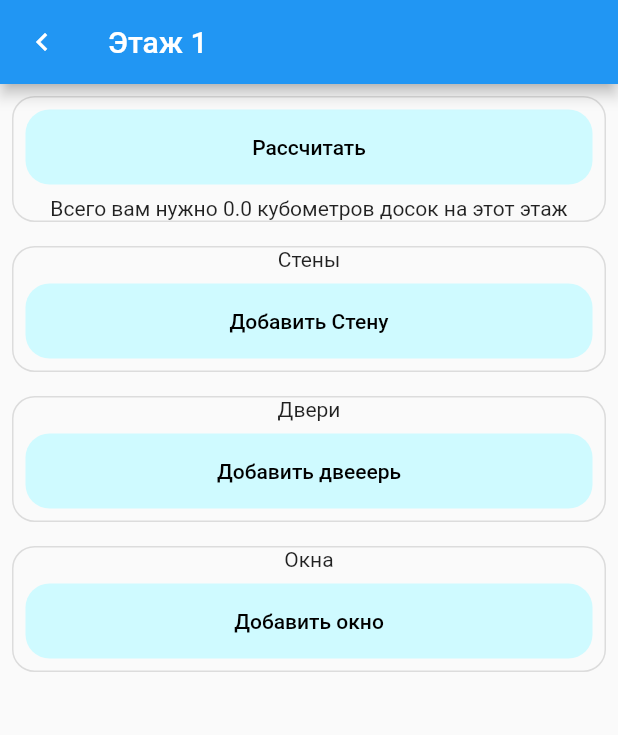
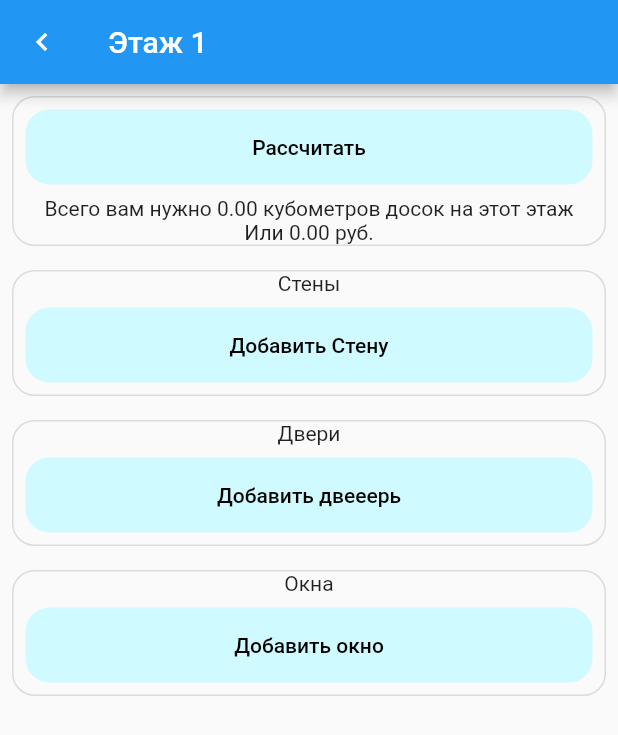
Before and after one commit to CpedaMonsterEnergyLover/BlockHouseCalculator, a Flutter app: the FloorPage screen opened directly with empty values, on a phone screen of 412 x 824 dp. Shown: the top 735 px of the screen. Run offline on Flutter 3.47's test engine with Material 2 defaults, Android fonts, the phone set to English and light mode, and no system bars.

Commit message:
вова попросил запушить я запушил

```diff
--- a/lib/pages/edit_floor/floor_page.dart
+++ b/lib/pages/edit_floor/floor_page.dart
@@ -2,6 +2,7 @@ import 'dart:developer';
 
 import 'package:block_house_calculator/pages/elements/general_button.dart';
 import 'package:block_house_calculator/pages/elements/sizeable_floor_element.dart';
+import 'package:block_house_calculator/pages/objects/constants.dart';
 import 'package:block_house_calculator/pages/objects/floor.dart';
 import 'package:flutter/cupertino.dart';
 import 'package:flutter/material.dart';
@@ -51,13 +52,19 @@ class _FloorPageState extends State<FloorPage> {
                     GeneralButton(
                       text: "Рассчитать",
                       callback: () {
-                        setState((){
+                        setState(() {
                           kubometriDosok = widget.floor.calculate();
                         });
                       },
                       longPressCallback: () {},
                     ),
-                    Text("Всего вам нужно " + kubometriDosok.toString() + " кубометров досок на этот этаж"),
+                    Text("Всего вам нужно " +
+                        kubometriDosok.toStringAsFixed(2) +
+                        " кубометров досок на этот этаж"),
+                    Text("Или " +
+                        (kubometriDosok * Constants.unitPrice)
+                            .toStringAsFixed(2) +
+                        " руб."),
                   ],
                 ),
               ),
@@ -85,13 +92,14 @@ class _FloorPageState extends State<FloorPage> {
                               wall: e,
                               color: const Color(0xFFE5FBFF),
                               callback: (value) {
-                                setState( () {
+                                setState(() {
                                   e.length = value;
                                   // value = e;
                                 });
                               },
                               deleteCallback: () {
-                                log('$index ${floor.walls[index]}', name: 'deleteCallback');
+                                log('$index ${floor.walls[index]}',
+                                    name: 'deleteCallback');
 
                                 setState(
                                   () {
@@ -138,13 +146,14 @@ class _FloorPageState extends State<FloorPage> {
                               wall: e,
                               color: const Color(0xFFE5FBFF),
                               callback: (value) {
-                            setState( () {
+                                setState(() {
                                   e.length = value;
                                   // value = e;
                                 });
                               },
                               deleteCallback: () {
-                            log('$index ${floor.doors[index]}', name: 'deleteCallback');
+                                log('$index ${floor.doors[index]}',
+                                    name: 'deleteCallback');
 
                                 setState(
                                   () {
@@ -189,13 +198,14 @@ class _FloorPageState extends State<FloorPage> {
                               wall: e,
                               color: const Color(0xFFE5FBFF),
                               callback: (value) {
-                            setState( () {
+                                setState(() {
                                   e.length = value;
                                   // value = e;
                                 });
                               },
                               deleteCallback: () {
-                            log('$index ${floor.windows[index]}', name: 'deleteCallback');
+                                log('$index ${floor.windows[index]}',
+                                    name: 'deleteCallback');
 
                                 setState(
                                   () {
@@ -218,7 +228,6 @@ class _FloorPageState extends State<FloorPage> {
                 ),
               ),
             ),
-
           ],
         ),
       ),
--- a/lib/pages/edit_house/house_page.dart
+++ b/lib/pages/edit_house/house_page.dart
@@ -3,6 +3,7 @@ import 'package:block_house_calculator/pages/edit_roof/roof_page.dart';
 import 'package:block_house_calculator/pages/elements/double_input_field.dart';
 import 'package:block_house_calculator/pages/elements/general_button.dart';
 import 'package:block_house_calculator/pages/elements/dialog.dart';
+import 'package:block_house_calculator/pages/objects/constants.dart';
 import 'package:block_house_calculator/pages/objects/house.dart';
 import 'package:flutter/cupertino.dart';
 import 'package:flutter/material.dart';
@@ -128,8 +129,11 @@ class _HousePageState extends State<HousePage> {
                   longPressCallback: () {},
                 ),
                 Text("Всего вам нужно " +
-                    kubometriDosok.toString() +
+                    kubometriDosok.toStringAsFixed(2) +
                     " кубометров досок"),
+                Text("Или " +
+                    (kubometriDosok * Constants.unitPrice).toStringAsFixed(2) +
+                    " руб."),
               ],
             ),
           ),
```
Lines whose indentation alone changed are shown as unchanged.
